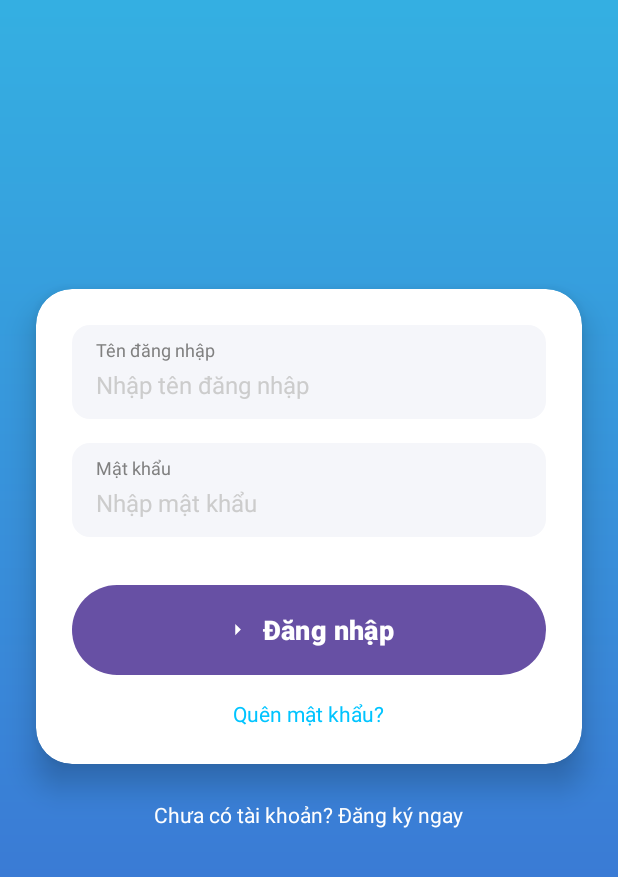
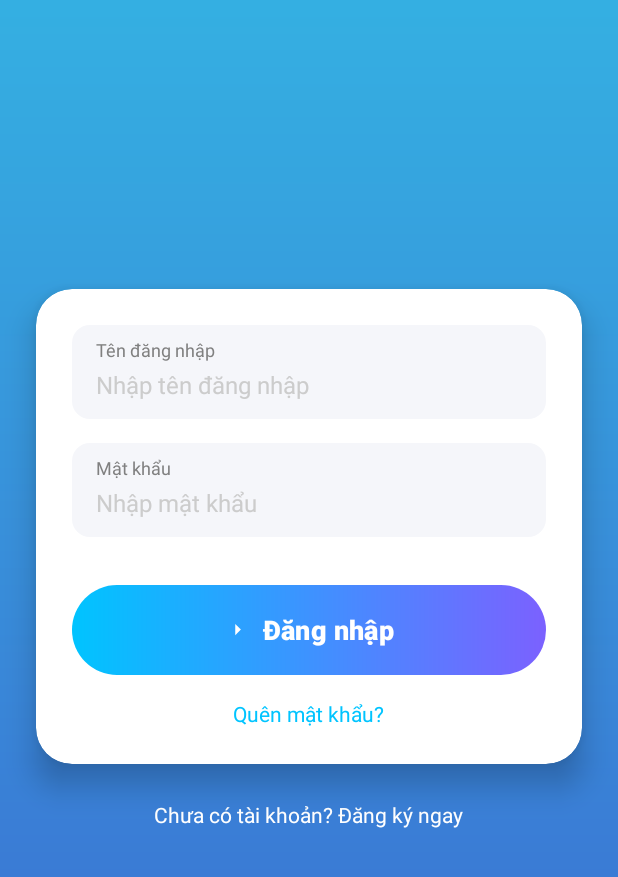
Before and after one commit to NGuyenVAn21/NHOM_LAPGHEP, an Android app: the screen it shows after launch (LoginActivity), on a phone screen of 412 x 824 dp, the part 359-1236 px from its top. Run offline under Robolectric (Android 15) with nearby library versions, the phone set to English and light mode, and no system bars.

```diff
--- a/AppBookHub _NhomLapGhep/app/src/main/res/layout/activity_login.xml
+++ b/AppBookHub _NhomLapGhep/app/src/main/res/layout/activity_login.xml
@@ -176,6 +176,7 @@
                 android:layout_marginTop="32dp"
                 android:textColor="@android:color/white"
                 android:background="@drawable/material_button_gradient"
+                app:backgroundTint="@null"
                 app:cornerRadius="30dp"
                 app:icon="@drawable/ic_arrow_right"
                 app:iconTint="@android:color/white"
```
Also changed, not shown: AppBookHub _NhomLapGhep/app/src/main/java/com/example/bookhub/AccountActivity.java (+6 -2 lines).
